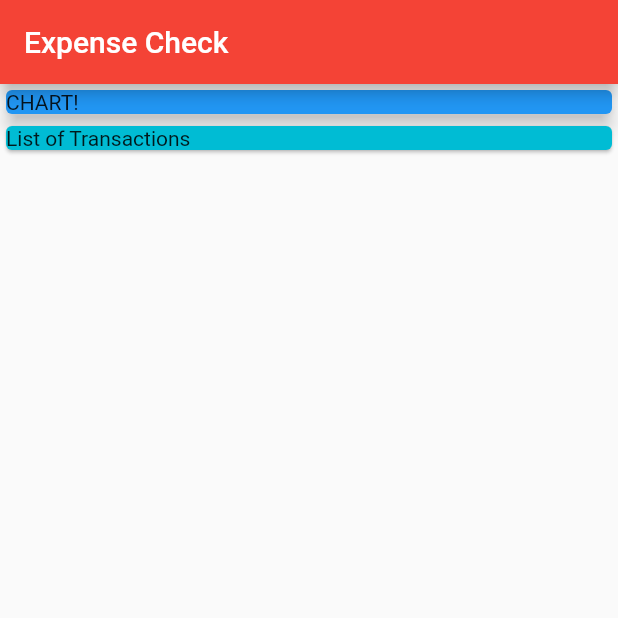
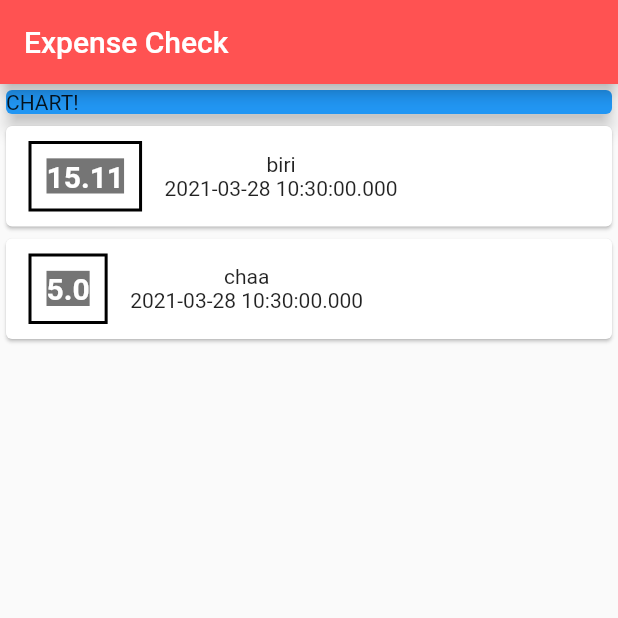
Before and after one commit to TheGhaplaMan/Flutter, a Flutter app: the screen it shows after launch, on a phone screen of 412 x 824 dp, the top half of it. Run offline on Flutter 3.47's test engine with Material 2 defaults, Android fonts, the light colour scheme and no system bars.

Commit message:
Folder 4 vid 11 done

```diff
--- a/expense/lib/main.dart
+++ b/expense/lib/main.dart
@@ -1,6 +1,6 @@
 import 'dart:typed_data';
-
 import 'package:flutter/material.dart';
+import './transaction.dart';
 
 void main() => runApp(MyApp());
 
@@ -15,11 +15,26 @@ class MyApp extends StatelessWidget {
 }
 
 class MyHomePage extends StatelessWidget {
+  final List<Transaction> transaction = [
+    Transaction(
+      id: "t1",
+      title: 'biri',
+      amount: 15.11,
+      date: DateTime.now(),
+    ),
+    Transaction(
+      id: "t2",
+      title: 'chaa',
+      amount: 5,
+      date: DateTime.now(),
+    ),
+  ];
+
   @override
   Widget build(BuildContext context) {
     return Scaffold(
         appBar: AppBar(
-          backgroundColor: Colors.red,
+          backgroundColor: Colors.redAccent,
           title: Text('Expense Check'),
         ),
         body: Column(
@@ -35,9 +50,43 @@ class MyHomePage extends StatelessWidget {
                 elevation: 5,
               ),
             ),
-            Card(
-              color: Colors.cyan,
-              child: Text("List of Transactions"),
+            Column(
+              children: transaction.map((tx) {
+                return Card(
+                  child: Row(
+                    children: <Widget>[
+                      Container(
+                        margin: EdgeInsets.symmetric(
+                          vertical: 10,
+                          horizontal: 15,
+                        ),
+                        decoration: BoxDecoration(
+                          border: Border.all(
+                            color: Colors.black,
+                            width: 2,
+                          ),
+                        ),
+                        padding: EdgeInsets.all(10),
+                        child: Text(
+                          tx.amount.toString(),
+                          style: TextStyle(
+                            fontWeight: FontWeight.bold,
+                            fontSize: 20,
+                            color: Colors.white,
+                            backgroundColor: Colors.black54,
+                          ),
+                        ),
+                      ),
+                      Column(
+                        children: <Widget>[
+                          Text(tx.title),
+                          Text(tx.date.toString()),
+                        ],
+                      )
+                    ],
+                  ),
+                );
+              }).toList(),
             )
           ],
         ));
--- /dev/null
+++ b/expense/lib/transaction.dart
@@ -0,0 +1,15 @@
+import 'package:flutter/foundation.dart';
+
+class Transaction {
+  String id;
+  String title;
+  double amount;
+  DateTime date;
+
+  Transaction({
+    @required this.id,
+    @required this.amount,
+    @required this.date,
+    @required this.title,
+  });
+}
```
